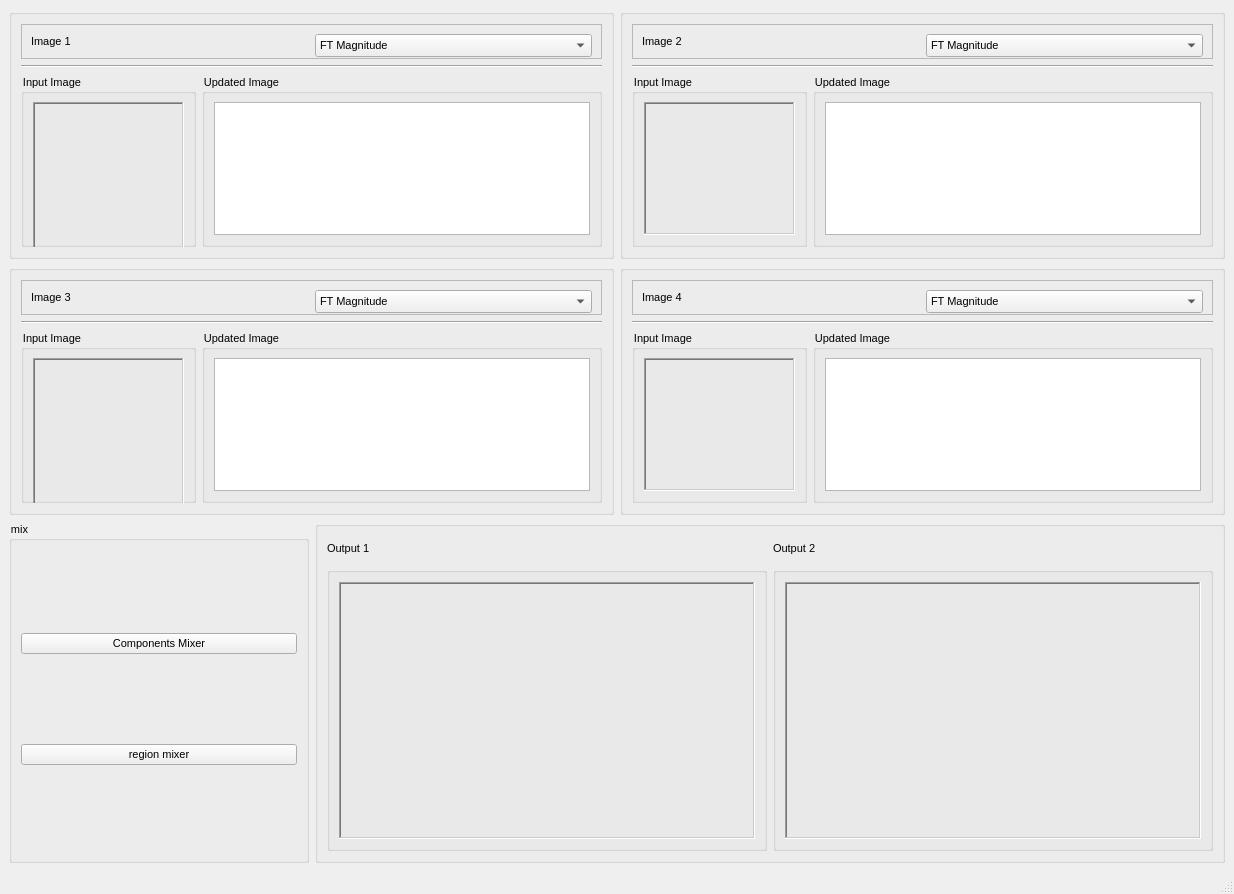
Before: the Qt Designer form task4.ui in malaknasser812/Image-Mixer, drawn with Qt 5.
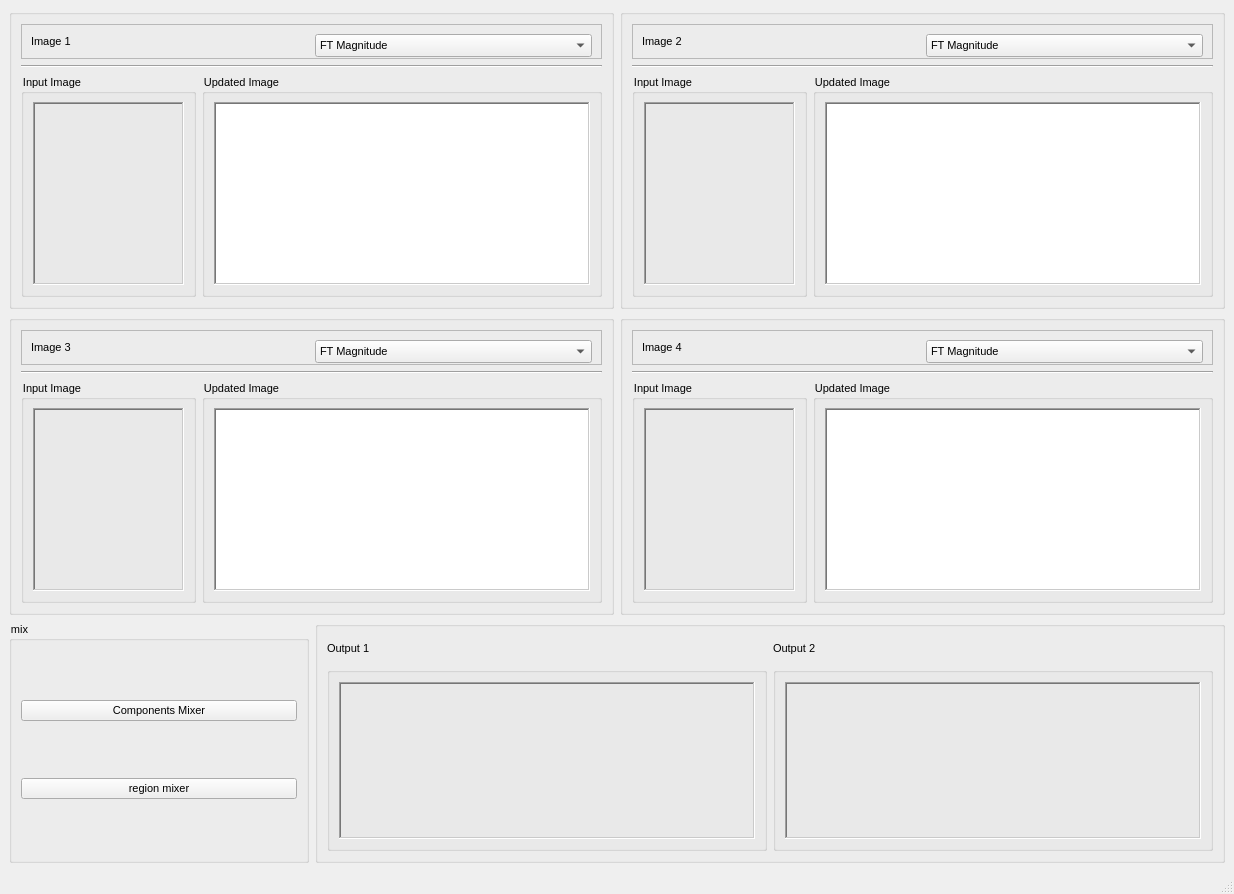
After: the same form once the commit is applied.

Patch:
```diff
--- a/task4.ui
+++ b/task4.ui
@@ -92,10 +92,16 @@
      <layout class="QGridLayout" name="gridLayout_10">
       <item row="0" column="0">
        <widget class="QGroupBox" name="groupBox_3">
+        <property name="minimumSize">
+         <size>
+          <width>0</width>
+          <height>300</height>
+         </size>
+        </property>
         <property name="maximumSize">
          <size>
           <width>16777215</width>
-          <height>250</height>
+          <height>300</height>
          </size>
         </property>
         <property name="title">
@@ -182,12 +188,6 @@
             <layout class="QHBoxLayout" name="horizontalLayout">
              <item>
               <widget class="QGroupBox" name="groupBox">
-               <property name="maximumSize">
-                <size>
-                 <width>16777215</width>
-                 <height>200</height>
-                </size>
-               </property>
                <property name="title">
                 <string>Input Image </string>
                </property>
@@ -200,12 +200,6 @@
                     <height>150</height>
                    </size>
                   </property>
-                  <property name="maximumSize">
-                   <size>
-                    <width>16777215</width>
-                    <height>16777215</height>
-                   </size>
-                  </property>
                   <property name="frameShape">
                    <enum>QFrame::WinPanel</enum>
                   </property>
@@ -234,7 +228,7 @@
                <property name="maximumSize">
                 <size>
                  <width>400</width>
-                 <height>200</height>
+                 <height>16777215</height>
                 </size>
                </property>
                <property name="title">
@@ -242,7 +236,11 @@
                </property>
                <layout class="QGridLayout" name="gridLayout_3">
                 <item row="0" column="0">
-                 <widget class="QGraphicsView" name="ft_compo_1"/>
+                 <widget class="QGraphicsView" name="ft_comp_1">
+                  <property name="frameShape">
+                   <enum>QFrame::WinPanel</enum>
+                  </property>
+                 </widget>
                 </item>
                </layout>
               </widget>
@@ -256,10 +254,16 @@
       </item>
       <item row="0" column="1">
        <widget class="QGroupBox" name="groupBox_24">
+        <property name="minimumSize">
+         <size>
+          <width>0</width>
+          <height>300</height>
+         </size>
+        </property>
         <property name="maximumSize">
          <size>
           <width>16777215</width>
-          <height>250</height>
+          <height>300</height>
          </size>
         </property>
         <property name="title">
@@ -346,12 +350,6 @@
             <layout class="QHBoxLayout" name="horizontalLayout_11">
              <item>
               <widget class="QGroupBox" name="groupBox_25">
-               <property name="maximumSize">
-                <size>
-                 <width>16777215</width>
-                 <height>200</height>
-                </size>
-               </property>
                <property name="title">
                 <string>Input Image </string>
                </property>
@@ -386,7 +384,7 @@
                <property name="maximumSize">
                 <size>
                  <width>400</width>
-                 <height>200</height>
+                 <height>16777215</height>
                 </size>
                </property>
                <property name="title">
@@ -394,7 +392,11 @@
                </property>
                <layout class="QGridLayout" name="gridLayout_38">
                 <item row="0" column="0">
-                 <widget class="QGraphicsView" name="ft_compo_5"/>
+                 <widget class="QGraphicsView" name="ft_comp_2">
+                  <property name="frameShape">
+                   <enum>QFrame::WinPanel</enum>
+                  </property>
+                 </widget>
                 </item>
                </layout>
               </widget>
@@ -408,10 +410,16 @@
       </item>
       <item row="1" column="0">
        <widget class="QGroupBox" name="groupBox_4">
+        <property name="minimumSize">
+         <size>
+          <width>0</width>
+          <height>300</height>
+         </size>
+        </property>
         <property name="maximumSize">
          <size>
           <width>16777215</width>
-          <height>250</height>
+          <height>300</height>
          </size>
         </property>
         <property name="title">
@@ -498,12 +506,6 @@
             <layout class="QHBoxLayout" name="horizontalLayout_8">
              <item>
               <widget class="QGroupBox" name="groupBox_13">
-               <property name="maximumSize">
-                <size>
-                 <width>16777215</width>
-                 <height>200</height>
-                </size>
-               </property>
                <property name="title">
                 <string>Input Image </string>
                </property>
@@ -535,16 +537,10 @@
              </item>
              <item>
               <widget class="QGroupBox" name="groupBox_16">
-               <property name="minimumSize">
-                <size>
-                 <width>400</width>
-                 <height>0</height>
-                </size>
-               </property>
                <property name="maximumSize">
                 <size>
                  <width>400</width>
-                 <height>200</height>
+                 <height>16777215</height>
                 </size>
                </property>
                <property name="title">
@@ -552,7 +548,11 @@
                </property>
                <layout class="QGridLayout" name="gridLayout_26">
                 <item row="0" column="0">
-                 <widget class="QGraphicsView" name="ft_compo_3"/>
+                 <widget class="QGraphicsView" name="ft_comp_3">
+                  <property name="frameShape">
+                   <enum>QFrame::WinPanel</enum>
+                  </property>
+                 </widget>
                 </item>
                </layout>
               </widget>
@@ -566,10 +566,16 @@
       </item>
       <item row="1" column="1">
        <widget class="QGroupBox" name="groupBox_19">
+        <property name="minimumSize">
+         <size>
+          <width>0</width>
+          <height>300</height>
+         </size>
+        </property>
         <property name="maximumSize">
          <size>
           <width>16777215</width>
-          <height>250</height>
+          <height>300</height>
          </size>
         </property>
         <property name="title">
@@ -656,12 +662,6 @@
             <layout class="QHBoxLayout" name="horizontalLayout_10">
              <item>
               <widget class="QGroupBox" name="groupBox_22">
-               <property name="maximumSize">
-                <size>
-                 <width>16777215</width>
-                 <height>200</height>
-                </size>
-               </property>
                <property name="title">
                 <string>Input Image </string>
                </property>
@@ -687,16 +687,10 @@
              </item>
              <item>
               <widget class="QGroupBox" name="groupBox_23">
-               <property name="minimumSize">
-                <size>
-                 <width>400</width>
-                 <height>0</height>
-                </size>
-               </property>
                <property name="maximumSize">
                 <size>
                  <width>400</width>
-                 <height>200</height>
+                 <height>16777215</height>
                 </size>
                </property>
                <property name="title">
@@ -704,7 +698,11 @@
                </property>
                <layout class="QGridLayout" name="gridLayout_34">
                 <item row="0" column="0">
-                 <widget class="QGraphicsView" name="ft_compo_4"/>
+                 <widget class="QGraphicsView" name="ft_comp_4">
+                  <property name="frameShape">
+                   <enum>QFrame::WinPanel</enum>
+                  </property>
+                 </widget>
                 </item>
                </layout>
               </widget>
```
Left out of the diff: 4 changed lines with no effect on the pictures.
